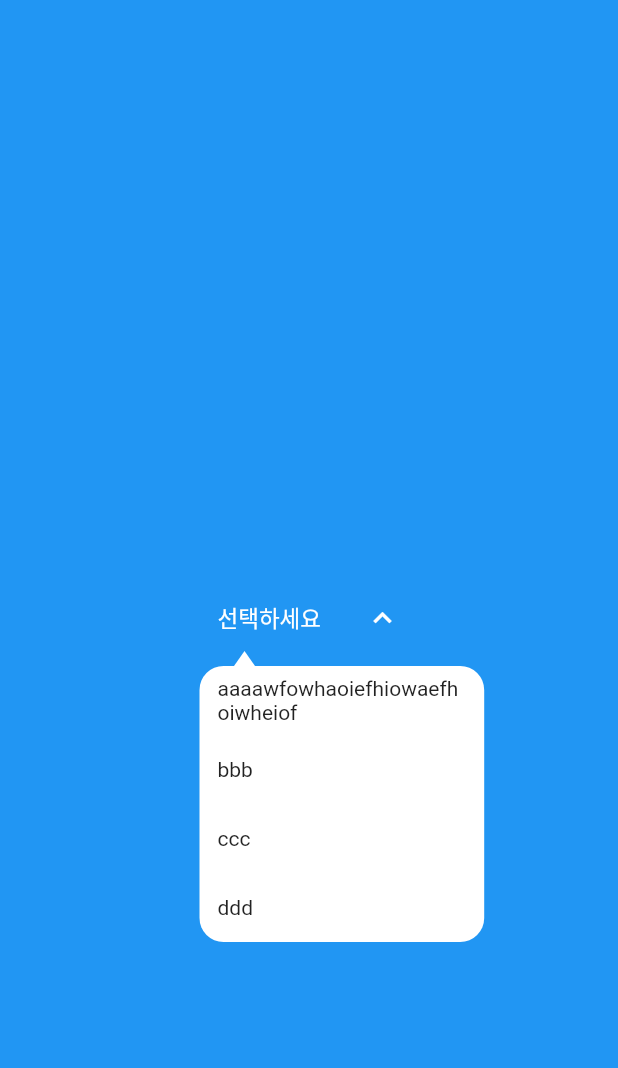
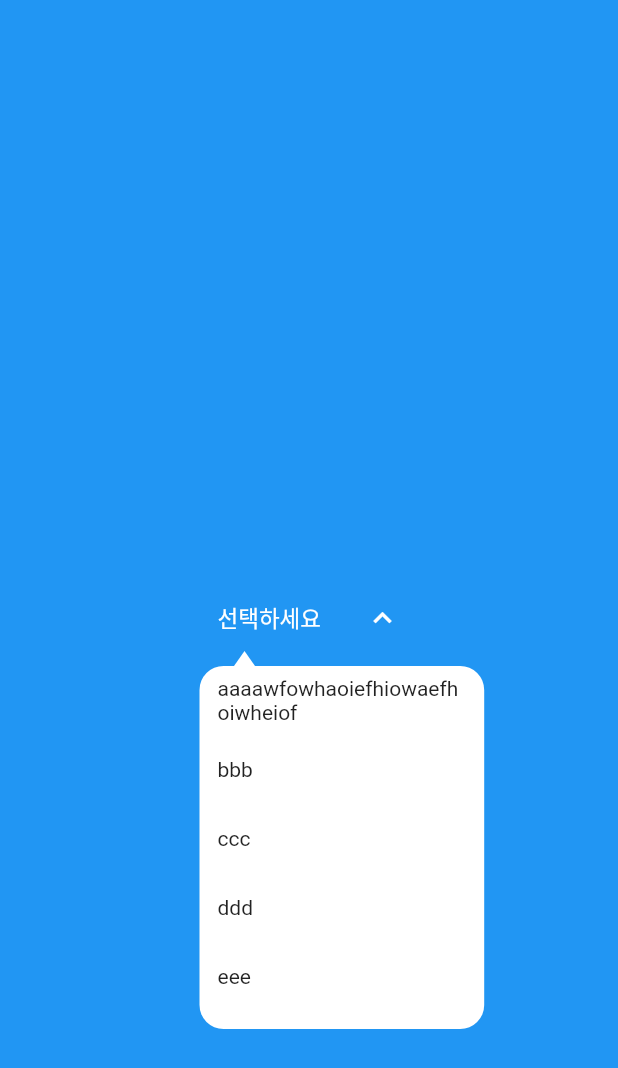
Before and after one commit to sejun2/sejun_dropdown, a Flutter app: the screen it shows after launch, after a tap on "선택하세요", on a phone screen of 412 x 824 dp. Shown: the top 1068 px of the screen. Run offline on Flutter 3.47's test engine with Material 2 defaults, Android fonts, the phone set to English and light mode, and no system bars; our stand-ins replace animated_custom_dropdown.

```diff
--- a/lib/main.dart
+++ b/lib/main.dart
@@ -38,7 +38,7 @@ class _MyHomePageState extends State<MyHomePage> {
       body: SafeArea(
         child: RnDropdown(
             dropdownItemList: const ['aaaawfowhaoiefhiowaefhoiwheiof', 'bbb',
-            'ccc', 'ddd'],
+            'ccc', 'ddd', 'eee', 'fff', 'ggg', 'mmm'],
             hintText: '선택하세요'),
       ),
     );
--- a/lib/rn_dropdown.dart
+++ b/lib/rn_dropdown.dart
@@ -150,12 +150,14 @@ class _RnDropdownState extends State<RnDropdown> {
                         height: widget.dropdownItemList.length <= 5
                             ? widget.buttonHeight! *
                                 widget.dropdownItemList.length
-                            : widget.buttonHeight! * 5,
+                            : widget.buttonHeight! * 5 + 12,
                         child: SizedBox(
                           height: widget.dropdownItemList.length <= 5
                               ? widget.buttonHeight! *
                                   widget.dropdownItemList.length
-                              : widget.buttonHeight! * 5,
+                              : widget.buttonHeight! * 5 +12,
+                          child: Scrollbar(
+                            thickness: 3,
                             child: ListView(
                               padding: EdgeInsets.zero,
                               children: widget.dropdownItemList
@@ -176,6 +178,7 @@ class _RnDropdownState extends State<RnDropdown> {
                                         },
                                       ))
                                   .toList(),
+                            ),
                           ),
                         ),
                       ),
```
Lines whose indentation alone changed are shown as unchanged.
